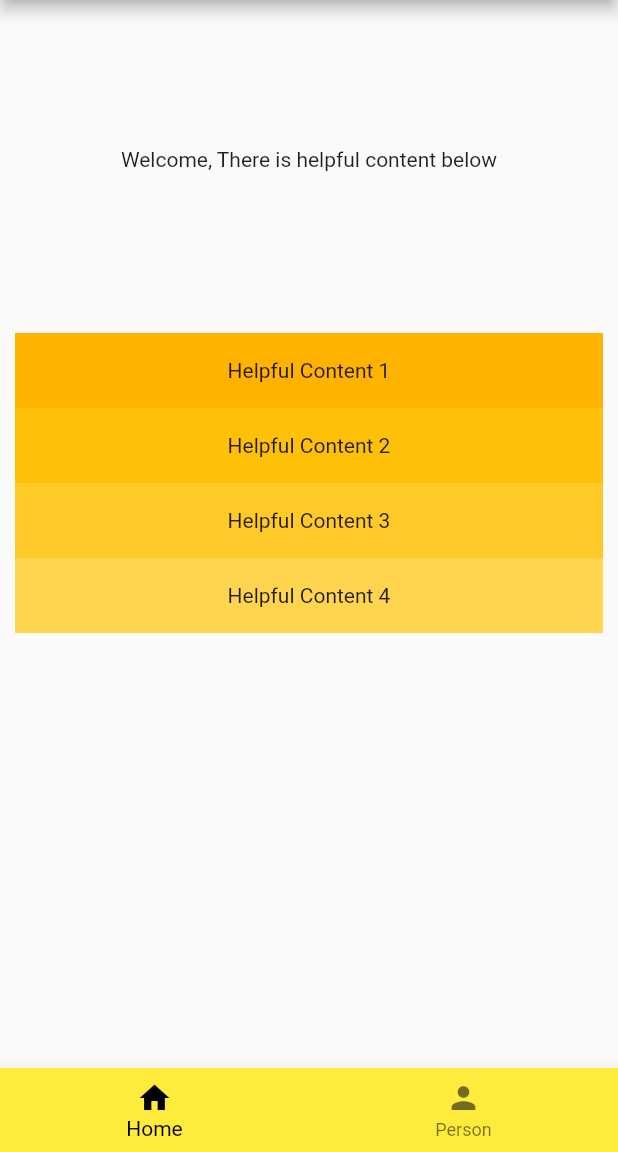
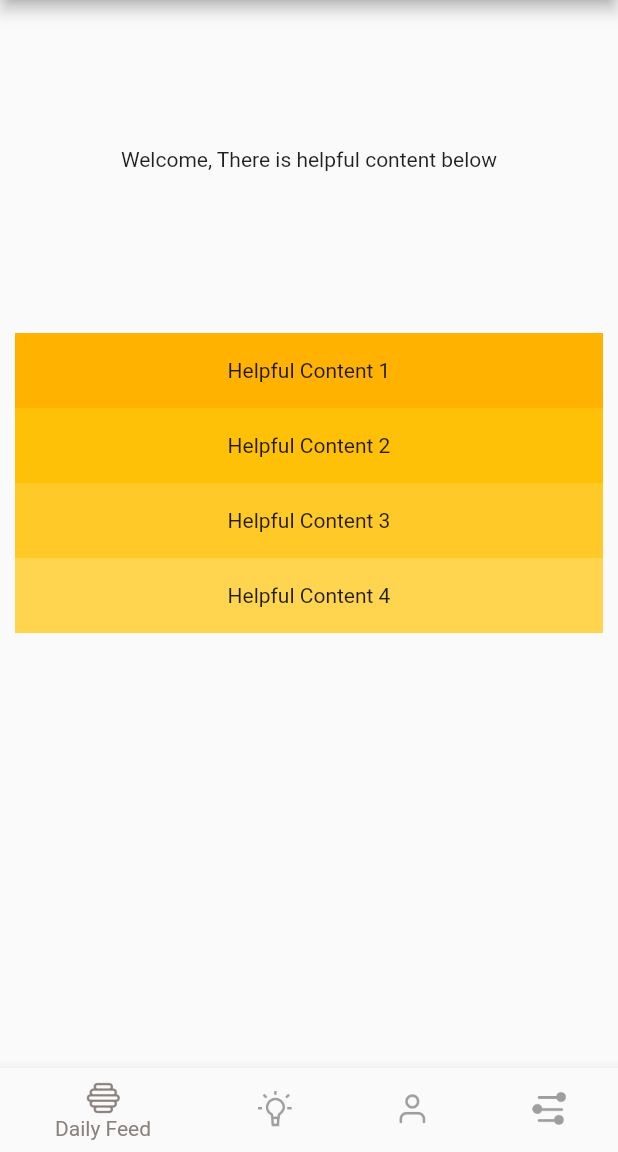
Before and after one commit to ebiwonjumit/bee-foundation-app, a Flutter app: the screen it shows after launch, on a phone screen of 412 x 824 dp, the part 84-1236 px from its top. Run offline on Flutter 3.47's test engine with Material 2 defaults, Android fonts, the phone set to English and light mode, and no system bars.

Commit message:
Morning 13th

```diff
--- a/lib/main.dart
+++ b/lib/main.dart
@@ -32,6 +32,8 @@ class _MyHomePageState extends State<MyHomePage> {
   int currentIndex  = 0;
   final List<Widget> _children =[
     HomePageScreen(),
+    ProfileScreen(),
+    ProfileScreen(),
     ProfileScreen()
   ];
   @override
@@ -44,12 +46,15 @@ class _MyHomePageState extends State<MyHomePage> {
       body: _children[currentIndex],
       bottomNavigationBar: BottomNavigationBar(
         onTap: onTabTapped,
-        backgroundColor: Colors.yellow,
-        selectedItemColor: Colors.black,
+        backgroundColor: Colors.white,
+        unselectedItemColor:  Colors.grey,
+        selectedItemColor: Color(0xFF8A817C),
         currentIndex: currentIndex,
         items: [
-          BottomNavigationBarItem(icon: new Icon(Icons.home), label: "Home"),
-          BottomNavigationBarItem(icon: new Icon(Icons.person), label: "Person")
+          BottomNavigationBarItem(icon: new ImageIcon(AssetImage("images/daily_feed_menu_ic.png"),), label: "Daily Feed"),
+          BottomNavigationBarItem(icon: new ImageIcon(AssetImage("images/resources_menu_ic.png"),), label: "Resources"),
+          BottomNavigationBarItem(icon: new ImageIcon(AssetImage("images/profile_menu_ic.png"),), label: "Profile"),
+          BottomNavigationBarItem(icon: new ImageIcon(AssetImage("images/more_menu_ic.png"),), label: "More")
         ],
       ),
     );
```
Also changed, not shown: pubspec.yaml (+19 -3 lines), images/2.0x/daily_feed_menu_ic.png (added), images/2.0x/festival_header_bg.png (added), images/2.0x/festival_logo.png (added), images/2.0x/more_menu_ic.png (added), images/2.0x/profile_menu_ic.png (added), images/2.0x/resources_menu_ic.png (added), images/3.0x/daily_feed_menu_ic.png (added), images/3.0x/festival_header_bg.png (added), images/3.0x/festival_logo.png (added), images/3.0x/more_menu_ic.png (added), images/3.0x/profile_menu_ic.png (added), images/3.0x/resources_menu_ic.png (added), images/daily_feed_menu_ic.png (added), 5 more files.
